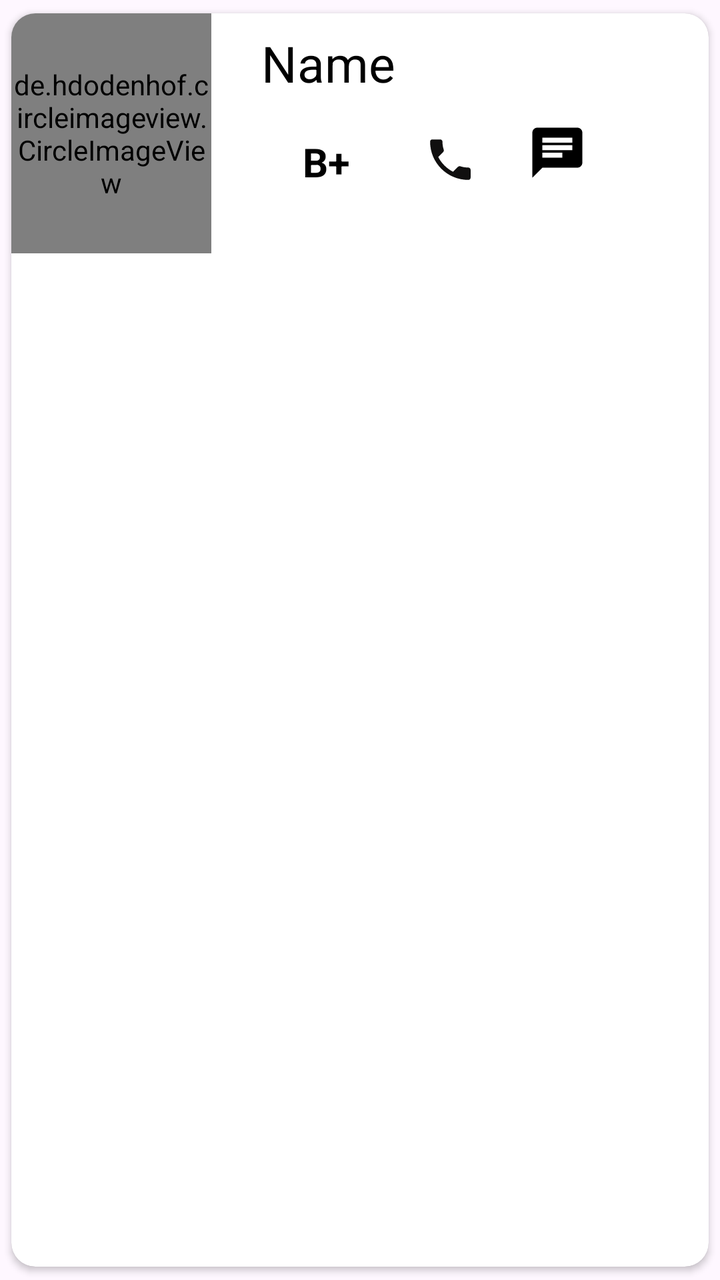
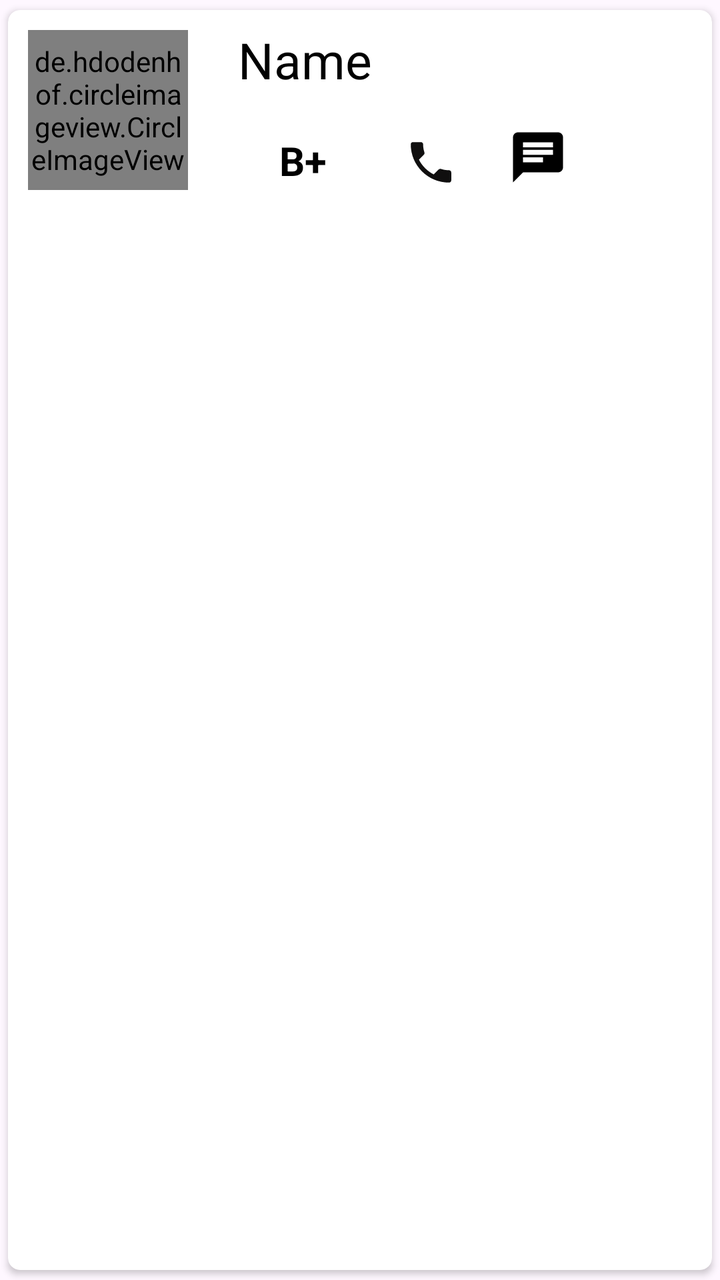

Before-and-after screenshots of an Android layout around one commit, followed by the original layout XML and the change that was made.
<!-- AndroidManifest.xml: application theme Theme.AnowaraHelpLine -->
<!-- res/layout/blood_donar_show_item.xml -->
<?xml version="1.0" encoding="utf-8"?>
<androidx.cardview.widget.CardView xmlns:android="http://schemas.android.com/apk/res/android"
    android:layout_width="match_parent"
    android:layout_height="wrap_content"
    xmlns:app="http://schemas.android.com/apk/res-auto"
    android:layout_marginTop="3dp"
    app:cardCornerRadius="12dp"
    android:elevation="5dp"
    app:cardUseCompatPadding="true"
    >
   <RelativeLayout
       android:layout_width="match_parent"
       android:layout_height="wrap_content"
       >
    <de.hdodenhof.circleimageview.CircleImageView
        android:id="@+id/bloodDonerShowItemImg"
        android:layout_width="100dp"
        android:layout_height="120dp"
        android:layout_marginRight="10dp"
        />

       <TextView
           android:id="@+id/bloodDonerShowItemName"
           android:layout_width="match_parent"
           android:layout_height="wrap_content"
           android:layout_marginStart="3dp"
           android:layout_marginTop="3dp"
           android:layout_marginEnd="3dp"
           android:layout_marginBottom="3dp"
           android:layout_toRightOf="@+id/bloodDonerShowItemImg"
           android:ellipsize="end"
           android:maxLines="1"
           android:paddingLeft="12dp"
           android:paddingTop="5dp"
           android:paddingRight="5dp"

           android:paddingBottom="5dp"
           android:text="Name"
           android:textColor="@color/black"
           android:textSize="25sp" />

       <TextView
           android:id="@+id/bloodDonerShowItemBLoodGroup"
           android:layout_width="80dp"
           android:layout_height="wrap_content"
           android:gravity="center"
           android:layout_below="@+id/bloodDonerShowItemName"
           android:layout_marginStart="3dp"
           android:layout_marginTop="8dp"
           android:layout_marginEnd="3dp"
           android:layout_marginBottom="3dp"
           android:layout_toRightOf="@+id/bloodDonerShowItemImg"
           android:paddingLeft="12dp"
           android:paddingTop="3dp"
           android:paddingRight="3dp"
           android:paddingBottom="5dp"
           android:text="B+"
           android:textStyle="bold"
           android:textColor="@color/black"
           android:textSize="20dp" />

       <ImageView
           android:id="@+id/bloodDonerShowItemPhoneLogo"
           android:layout_width="37dp"
           android:layout_height="37dp"
           android:src="@drawable/phone_icon"
           android:padding="5dp"
           android:scaleType="fitXY"
           android:layout_marginTop="5dp"
           android:layout_below="@+id/bloodDonerShowItemName"
           android:layout_marginLeft="5dp"
           android:layout_toRightOf="@id/bloodDonerShowItemBLoodGroup"
           />

       <ImageView
           android:id="@+id/bloodDonerShowItemMassage"
           android:layout_width="30dp"
           android:layout_height="30dp"
           android:src="@drawable/chat_logo"
           android:layout_marginTop="5dp"
           android:layout_below="@+id/bloodDonerShowItemName"
           android:layout_toRightOf="@id/bloodDonerShowItemPhoneLogo"
           android:layout_marginLeft="20dp"
           />

   </RelativeLayout>
    </androidx.cardview.widget.CardView>
<!-- resources referenced by this layout -->
<resources>
  <color name="black">#FF000000</color>
  <!-- drawable chat_logo (drawable) -->
  <vector android:autoMirrored="true" android:height="24dp"
      android:tint="#000000" android:viewportHeight="24"
      android:viewportWidth="24" android:width="24dp" xmlns:android="http://schemas.android.com/apk/res/android">
      <path android:fillColor="@android:color/white" android:pathData="M20,2L4,2c-1.1,0 -1.99,0.9 -1.99,2L2,22l4,-4h14c1.1,0 2,-0.9 2,-2L22,4c0,-1.1 -0.9,-2 -2,-2zM6,9h12v2L6,11L6,9zM14,14L6,14v-2h8v2zM18,8L6,8L6,6h12v2z"/>
  </vector>
  <!-- drawable phone_icon (drawable) -->
  <vector android:height="24dp" android:tint="#100F0F"
      android:viewportHeight="24" android:viewportWidth="24"
      android:width="24dp" xmlns:android="http://schemas.android.com/apk/res/android">
      <path android:fillColor="@android:color/white" android:pathData="M6.62,10.79c1.44,2.83 3.76,5.14 6.59,6.59l2.2,-2.2c0.27,-0.27 0.67,-0.36 1.02,-0.24 1.12,0.37 2.33,0.57 3.57,0.57 0.55,0 1,0.45 1,1V20c0,0.55 -0.45,1 -1,1 -9.39,0 -17,-7.61 -17,-17 0,-0.55 0.45,-1 1,-1h3.5c0.55,0 1,0.45 1,1 0,1.25 0.2,2.45 0.57,3.57 0.11,0.35 0.03,0.74 -0.25,1.02l-2.2,2.2z"/>
  </vector>
  <style name="Theme.AnowaraHelpLine" parent="Base.Theme.AnowaraHelpLine" />
  <style name="Base.Theme.AnowaraHelpLine" parent="Theme.Material3.DayNight.NoActionBar">
          
          
      </style>
</resources>

<!-- the commit's change to res/layout/blood_donar_show_item.xml (unified diff, before → after) -->
@@ -3,9 +3,8 @@
     android:layout_width="match_parent"
     android:layout_height="wrap_content"
     xmlns:app="http://schemas.android.com/apk/res-auto"
-    android:layout_marginTop="3dp"
-    app:cardCornerRadius="12dp"
-    android:elevation="5dp"
+    app:cardCornerRadius="6dp"
+    android:elevation="8dp"
     app:cardUseCompatPadding="true"
     >
    <RelativeLayout
@@ -14,9 +13,9 @@
        >
     <de.hdodenhof.circleimageview.CircleImageView
         android:id="@+id/bloodDonerShowItemImg"
-        android:layout_width="100dp"
-        android:layout_height="120dp"
-        android:layout_marginRight="10dp"
+        android:layout_width="80dp"
+        android:layout_height="80dp"
+        android:layout_margin="10dp"
         />
 
        <TextView
@@ -42,7 +41,7 @@
        <TextView
            android:id="@+id/bloodDonerShowItemBLoodGroup"
            android:layout_width="80dp"
-           android:layout_height="wrap_content"
+           android:layout_height="37dp"
            android:gravity="center"
            android:layout_below="@+id/bloodDonerShowItemName"
            android:layout_marginStart="3dp"
@@ -63,21 +62,20 @@
            android:id="@+id/bloodDonerShowItemPhoneLogo"
            android:layout_width="37dp"
            android:layout_height="37dp"
-           android:src="@drawable/phone_icon"
+           android:layout_below="@+id/bloodDonerShowItemName"
+           android:layout_marginLeft="7dp"
+           android:layout_marginTop="8dp"
+           android:layout_toRightOf="@id/bloodDonerShowItemBLoodGroup"
            android:padding="5dp"
            android:scaleType="fitXY"
-           android:layout_marginTop="5dp"
-           android:layout_below="@+id/bloodDonerShowItemName"
-           android:layout_marginLeft="5dp"
-           android:layout_toRightOf="@id/bloodDonerShowItemBLoodGroup"
-           />
+           android:src="@drawable/phone_icon" />
 
        <ImageView
            android:id="@+id/bloodDonerShowItemMassage"
            android:layout_width="30dp"
            android:layout_height="30dp"
            android:src="@drawable/chat_logo"
-           android:layout_marginTop="5dp"
+           android:layout_marginTop="9dp"
            android:layout_below="@+id/bloodDonerShowItemName"
            android:layout_toRightOf="@id/bloodDonerShowItemPhoneLogo"
            android:layout_marginLeft="20dp"
